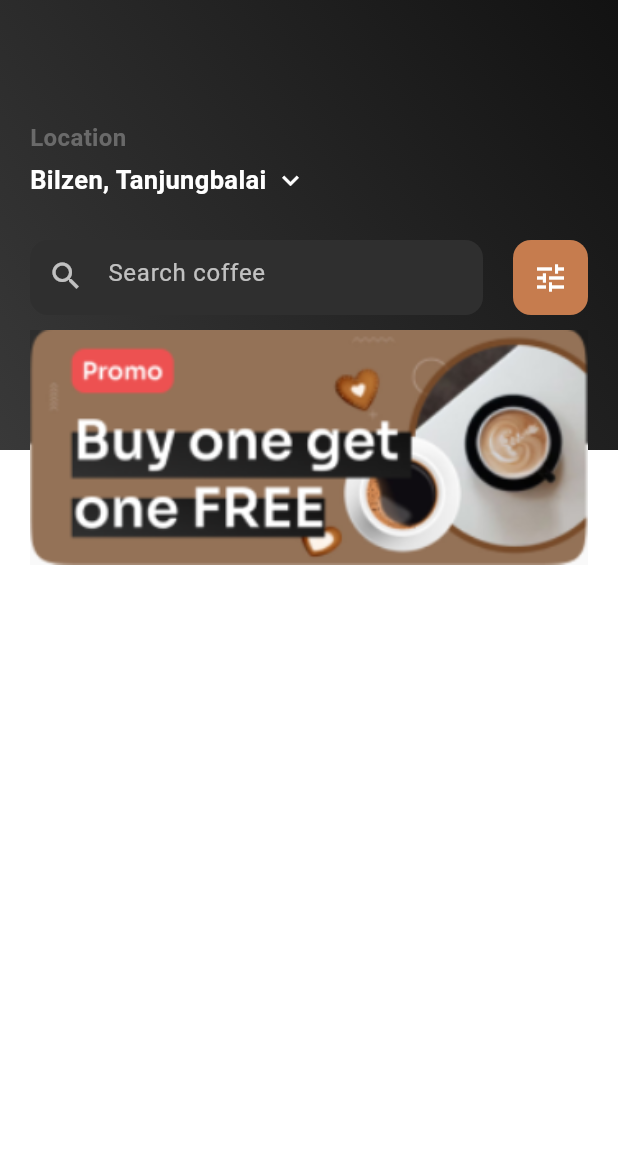
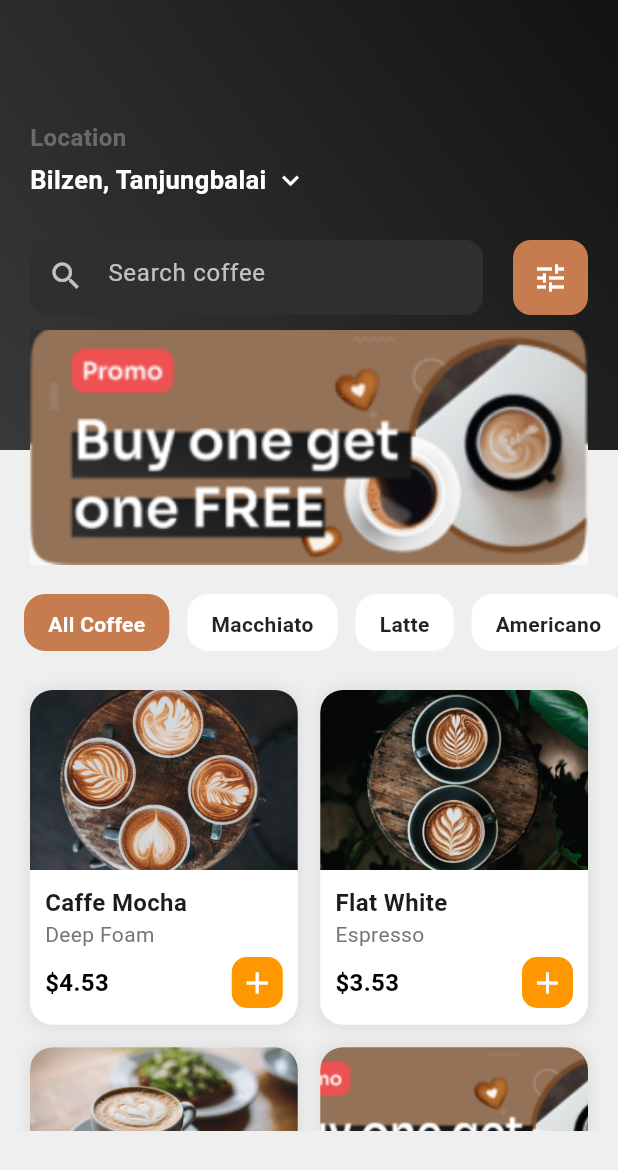
Before and after one commit to AyaEssam2004/coffee-shop-mobile-app, a Flutter app: the screen it shows after launch, on a phone screen of 412 x 824 dp. Shown: the top 1170 px of the screen. Run offline on Flutter 3.47's test engine with Material 3 defaults, Android fonts, the phone set to English and light mode, and no system bars.

Commit message:
Added scrollable coffee grid and bottom navigation bar

```diff
--- /dev/null
+++ b/lib/custom_widgets/category_selector.dart
@@ -0,0 +1,64 @@
+import 'package:flutter/material.dart';
+
+class CategorySelector extends StatefulWidget {
+  final List<String> categories;
+  final Function(String) onCategorySelected;
+
+  const CategorySelector({
+    super.key,
+    required this.categories,
+    required this.onCategorySelected,
+  });
+
+  @override
+  _CategorySelectorState createState() => _CategorySelectorState();
+}
+
+class _CategorySelectorState extends State<CategorySelector> {
+  String selectedCategory = "All Coffee"; // Default selected category
+
+  @override
+  Widget build(BuildContext context) {
+    return SizedBox(
+      height: 40,
+      child: ListView.builder(
+        scrollDirection: Axis.horizontal,
+        itemCount: widget.categories.length,
+        padding: const EdgeInsets.symmetric(horizontal: 15),
+        itemBuilder: (context, index) {
+          final category = widget.categories[index];
+          final isSelected = selectedCategory == category;
+
+          return GestureDetector(
+            onTap: () {
+              setState(() {
+                selectedCategory = category;
+              });
+              widget.onCategorySelected(category);
+            },
+            child: Container(
+              padding: const EdgeInsets.symmetric(horizontal: 16, vertical: 10),
+              margin: const EdgeInsets.only(right: 10),
+              decoration: BoxDecoration(
+                color: isSelected ? const Color(0xFFC67C4E) : Colors.white,
+                borderRadius: BorderRadius.circular(15),
+                border: Border.all(
+                  color: const Color.fromARGB(255, 240, 240, 240),
+                ),
+              ),
+              child: Text(
+                category,
+                style: TextStyle(
+                  color: isSelected
+                      ? const Color.fromARGB(255, 255, 255, 255)
+                      : Colors.black87,
+                  fontWeight: FontWeight.bold,
+                ),
+              ),
+            ),
+          );
+        },
+      ),
+    );
+  }
+}
--- /dev/null
+++ b/lib/custom_widgets/coffee_grid.dart
@@ -0,0 +1,109 @@
+import 'package:flutter/material.dart';
+
+class CoffeeGrid extends StatelessWidget {
+  final List<Map<String, dynamic>> coffeeItems;
+
+  const CoffeeGrid({super.key, required this.coffeeItems});
+
+  @override
+  Widget build(BuildContext context) {
+    return GridView.builder(
+      padding: const EdgeInsets.symmetric(horizontal: 20, vertical: 10),
+      shrinkWrap: true,
+      physics:
+          const NeverScrollableScrollPhysics(), // Prevents nested scrolling
+      gridDelegate: const SliverGridDelegateWithFixedCrossAxisCount(
+        crossAxisCount: 2,
+        crossAxisSpacing: 15,
+        mainAxisSpacing: 15,
+        childAspectRatio: 0.8, // Adjust aspect ratio for card size
+      ),
+      itemCount: coffeeItems.length,
+      itemBuilder: (context, index) {
+        final item = coffeeItems[index];
+        return CoffeeCard(item: item);
+      },
+    );
+  }
+}
+
+class CoffeeCard extends StatelessWidget {
+  final Map<String, dynamic> item;
+
+  const CoffeeCard({super.key, required this.item});
+
+  @override
+  Widget build(BuildContext context) {
+    return Container(
+      decoration: BoxDecoration(
+        borderRadius: BorderRadius.circular(15),
+        color: Colors.white,
+        boxShadow: [
+          BoxShadow(
+            color: Colors.grey.withOpacity(0.2),
+            blurRadius: 8,
+            spreadRadius: 2,
+          ),
+        ],
+      ),
+      child: Column(
+        crossAxisAlignment: CrossAxisAlignment.start,
+        children: [
+          ClipRRect(
+            borderRadius: const BorderRadius.vertical(top: Radius.circular(15)),
+            child: Image.asset(
+              item["image"],
+              width: double.infinity,
+              height: 120,
+              fit: BoxFit.cover,
+            ),
+          ),
+          Padding(
+            padding: const EdgeInsets.all(10),
+            child: Column(
+              crossAxisAlignment: CrossAxisAlignment.start,
+              children: [
+                Text(
+                  item["name"],
+                  style: const TextStyle(
+                    fontSize: 16,
+                    fontWeight: FontWeight.bold,
+                  ),
+                ),
+                Text(
+                  item["subTitle"],
+                  style: TextStyle(
+                    color: Colors.grey.shade600,
+                    fontSize: 14,
+                  ),
+                ),
+                const SizedBox(height: 5),
+                Row(
+                  mainAxisAlignment: MainAxisAlignment.spaceBetween,
+                  children: [
+                    Text(
+                      "\$${item["price"].toStringAsFixed(2)}",
+                      style: const TextStyle(
+                        fontSize: 16,
+                        fontWeight: FontWeight.bold,
+                        color: Colors.black,
+                      ),
+                    ),
+                    Container(
+                      padding: const EdgeInsets.all(5),
+                      decoration: BoxDecoration(
+                        color: Colors.orange,
+                        borderRadius: BorderRadius.circular(10),
+                      ),
+                      child: const Icon(Icons.add, color: Colors.white),
+                    ),
+                  ],
+                ),
+              ],
+            ),
+          ),
+        ],
+      ),
+    );
+  }
+}
--- a/lib/main.dart
+++ b/lib/main.dart
@@ -15,7 +15,7 @@ class MyApp extends StatelessWidget {
       debugShowCheckedModeBanner: false,
       initialRoute: Home.id,
       routes: {
-        Home.id: (context) => const Home(),
+        Home.id: (context) => Home(),
         Detail.id: (context) => const Detail(),
       },
     );
--- a/lib/screens/home.dart
+++ b/lib/screens/home.dart
@@ -1,8 +1,50 @@
 import 'package:flutter/material.dart';
+import 'package:my_project/custom_widgets/category_selector.dart';
+import 'package:my_project/custom_widgets/coffee_grid.dart';
 
 class Home extends StatelessWidget {
-  const Home({super.key});
+  Home({super.key});
+
   static String id = "HomeScreen";
+  final List<String> categories = [
+    "All Coffee",
+    "Macchiato",
+    "Latte",
+    "Americano",
+    "Espresso",
+    "Mocha"
+  ];
+
+  final List<Map<String, dynamic>> coffeeItems = [
+    {
+      "name": "Caffe Mocha",
+      "subTitle": "Deep Foam",
+      "price": 4.53,
+      "image": "assets/images/1.jpeg",
+      "rating": 4.8,
+    },
+    {
+      "name": "Flat White",
+      "subTitle": "Espresso",
+      "price": 3.53,
+      "image": "assets/images/2.jpeg",
+      "rating": 4.8,
+    },
+    {
+      "name": "Latte",
+      "subTitle": "Steamed Milk",
+      "price": 4.00,
+      "image": "assets/images/3.jpeg",
+      "rating": 4.5,
+    },
+    {
+      "name": "Americano",
+      "subTitle": "Rich Espresso",
+      "price": 2.99,
+      "image": "assets/images/4.png",
+      "rating": 4.3,
+    },
+  ];
 
   @override
   Widget build(BuildContext context) {
@@ -32,7 +74,7 @@ class Home extends StatelessWidget {
               Expanded(
                 child: Container(
                   width: double.infinity,
-                  color: const Color.fromARGB(255, 255, 255, 255),
+                  color: const Color.fromARGB(255, 239, 239, 239),
                 ),
               ),
             ],
@@ -121,7 +163,7 @@ class Home extends StatelessWidget {
 
           // Promo Image (floating over both sections)
           Positioned(
-            top: 220, // Adjust this to move the image up/down
+            top: 220,
             left: 20,
             right: 20,
             child: Image.asset(
@@ -130,6 +172,26 @@ class Home extends StatelessWidget {
               fit: BoxFit.contain,
             ),
           ),
+          Positioned(
+            top: 395, // Adjust position as needed
+            left: 0,
+            right: 0,
+            child: CategorySelector(
+              categories: categories,
+              onCategorySelected: (selectedCategory) {
+                print("Selected Category: $selectedCategory");
+              },
+            ),
+          ),
+          Positioned(
+            top: 450,
+            left: 0,
+            right: 0,
+            bottom: 70,
+            child: SingleChildScrollView(
+              child: CoffeeGrid(coffeeItems: coffeeItems),
+            ),
+          ),
         ],
       ),
     );
--- a/pubspec.yaml
+++ b/pubspec.yaml
@@ -54,6 +54,9 @@ flutter:
   uses-material-design: true
 
   assets:
+    - assets/images/1.jpeg
+    - assets/images/2.jpeg
+    - assets/images/3.jpeg
     - assets/images/4.png
 
   # An image asset can refer to one or more resolution-specific "variants", see
```
